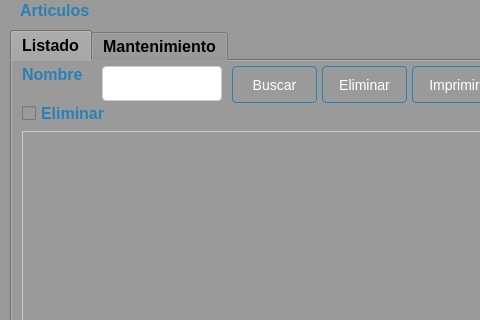
Qt form Sistema de ventas/ui/FrmArticulo.ui (CodeDrTech/DevelopPython) before a commit; both pictures show x 0 to 480 and y 0 to 320 of the 707 by 401 pixel window.
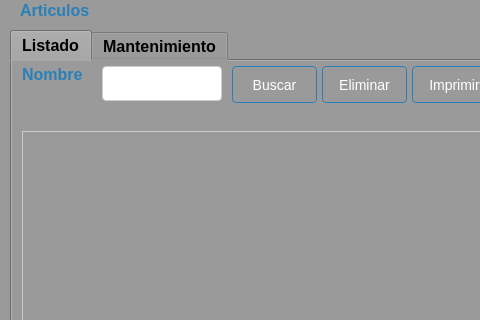
The same form after that commit.

What changed in the file:
```diff
--- a/Sistema de ventas/ui/FrmArticulo.ui
+++ b/Sistema de ventas/ui/FrmArticulo.ui
@@ -304,30 +304,6 @@
        <string>Imprimir</string>
       </property>
      </widget>
-     <widget class="QCheckBox" name="chkEliminar">
-      <property name="geometry">
-       <rect>
-        <x>10</x>
-        <y>40</y>
-        <width>91</width>
-        <height>25</height>
-       </rect>
-      </property>
-      <property name="styleSheet">
-       <string notr="true">QWidget {
-    background-color: #9a9a9a;
-}
-
-QCheckBox{
-    color: #2980b9;
-    font-size: 16px;
-    font-weight: bold;
-}</string>
-      </property>
-      <property name="text">
-       <string>Eliminar</string>
-      </property>
-     </widget>
      <widget class="QTableView" name="tbDatos">
       <property name="geometry">
        <rect>
```
